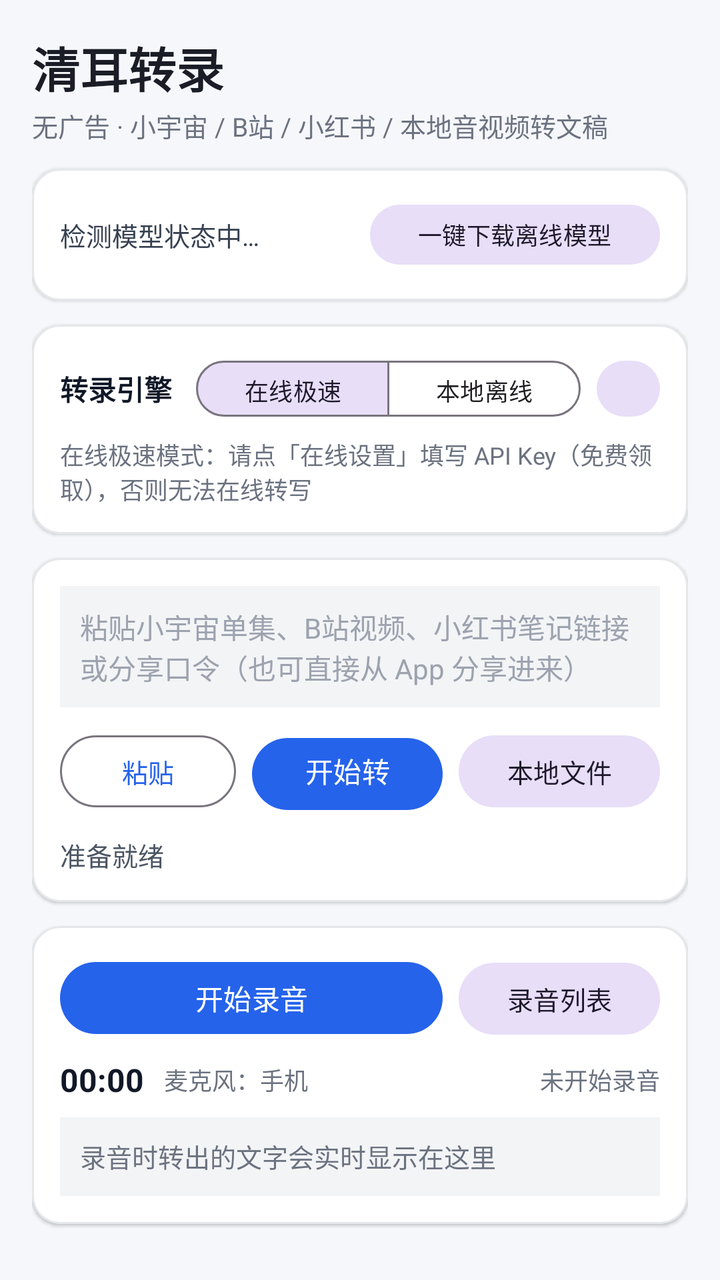
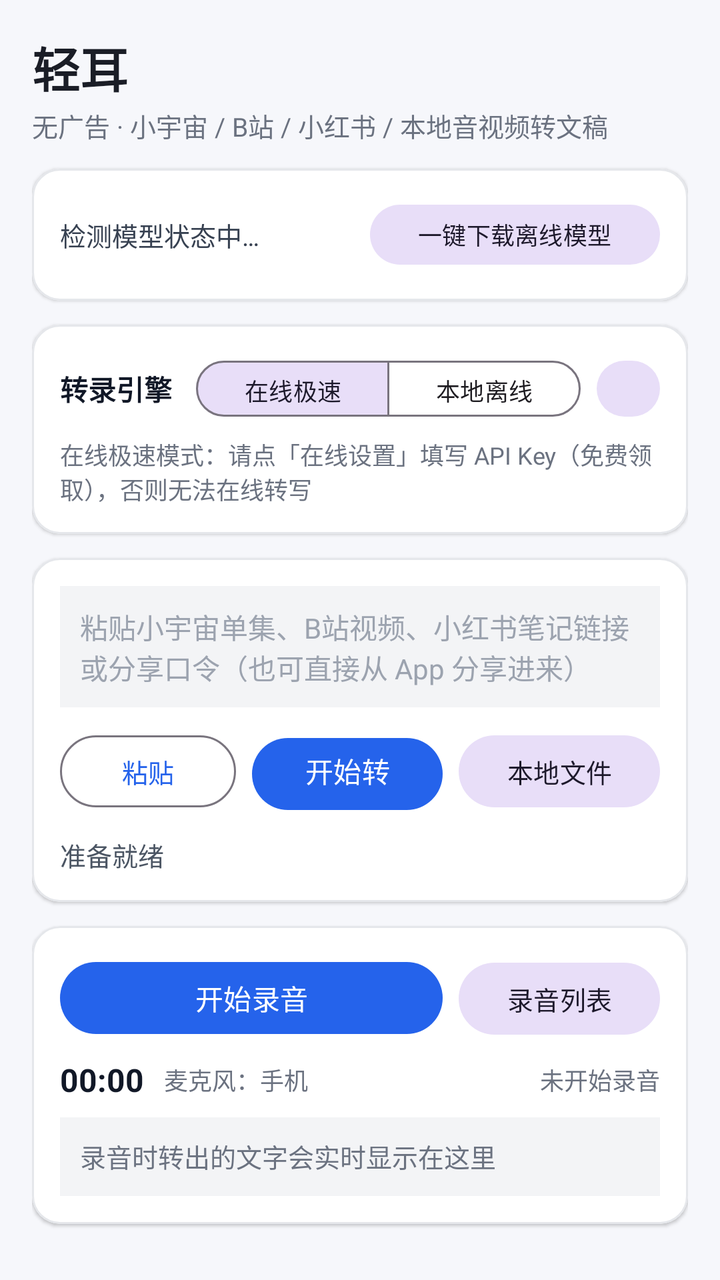

The first picture is an Android layout as it rendered before a commit; the second is the same layout after the commit. The layout source and the unified diff follow.
<!-- AndroidManifest.xml: application theme Theme.QingErTranscriber -->
<!-- res/layout/activity_main.xml -->
<?xml version="1.0" encoding="utf-8"?>
<LinearLayout xmlns:android="http://schemas.android.com/apk/res/android"
    xmlns:app="http://schemas.android.com/apk/res-auto"
    android:layout_width="match_parent"
    android:layout_height="match_parent"
    android:background="#F6F7FB"
    android:orientation="vertical"
    android:padding="16dp">

    <TextView
        android:layout_width="match_parent"
        android:layout_height="wrap_content"
        android:text="清耳转录"
        android:textColor="#1A1D26"
        android:textSize="24sp"
        android:textStyle="bold" />

    <TextView
        android:layout_width="match_parent"
        android:layout_height="wrap_content"
        android:layout_marginTop="2dp"
        android:layout_marginBottom="12dp"
        android:text="无广告 · 小宇宙 / B站 / 小红书 / 本地音视频转文稿"
        android:textColor="#6B7280"
        android:textSize="13sp" />

    
    <com.google.android.material.card.MaterialCardView
        android:layout_width="match_parent"
        android:layout_height="wrap_content"
        android:layout_marginBottom="12dp"
        app:cardBackgroundColor="#FFFFFF"
        app:cardCornerRadius="14dp"
        app:cardElevation="1dp"
        app:strokeColor="#E5E7EB"
        app:strokeWidth="1dp">

        <LinearLayout
            android:layout_width="match_parent"
            android:layout_height="wrap_content"
            android:orientation="vertical"
            android:padding="14dp">

            <LinearLayout
                android:layout_width="match_parent"
                android:layout_height="wrap_content"
                android:gravity="center_vertical"
                android:orientation="horizontal">

                <TextView
                    android:id="@+id/tvModelStatus"
                    android:layout_width="0dp"
                    android:layout_height="wrap_content"
                    android:layout_weight="1"
                    android:text="检测模型状态中…"
                    android:textColor="#374151"
                    android:textSize="13sp" />

                <com.google.android.material.button.MaterialButton
                    android:id="@+id/btnDownloadModel"
                    style="@style/Widget.Material3.Button.TonalButton"
                    android:layout_width="wrap_content"
                    android:layout_height="38dp"
                    android:layout_marginStart="8dp"
                    android:text="一键下载离线模型"
                    android:textSize="12sp" />
            </LinearLayout>

            <ProgressBar
                android:id="@+id/pbModel"
                style="?android:attr/progressBarStyleHorizontal"
                android:layout_width="match_parent"
                android:layout_height="6dp"
                android:layout_marginTop="8dp"
                android:max="100"
                android:visibility="gone" />
        </LinearLayout>
    </com.google.android.material.card.MaterialCardView>

    
    <com.google.android.material.card.MaterialCardView
        android:layout_width="match_parent"
        android:layout_height="wrap_content"
        android:layout_marginBottom="12dp"
        app:cardBackgroundColor="#FFFFFF"
        app:cardCornerRadius="14dp"
        app:cardElevation="1dp"
        app:strokeColor="#E5E7EB"
        app:strokeWidth="1dp">

        <LinearLayout
            android:layout_width="match_parent"
            android:layout_height="wrap_content"
            android:orientation="vertical"
            android:padding="14dp">

            <LinearLayout
                android:layout_width="match_parent"
                android:layout_height="wrap_content"
                android:gravity="center_vertical"
                android:orientation="horizontal">

                <TextView
                    android:layout_width="wrap_content"
                    android:layout_height="wrap_content"
                    android:text="转录引擎"
                    android:textColor="#111827"
                    android:textSize="14sp"
                    android:textStyle="bold" />

                <com.google.android.material.button.MaterialButtonToggleGroup
                    android:id="@+id/toggleEngine"
                    android:layout_width="wrap_content"
                    android:layout_height="wrap_content"
                    android:layout_marginStart="12dp"
                    app:checkedButton="@id/btnModeOnline"
                    app:selectionRequired="true"
                    app:singleSelection="true">

                    <com.google.android.material.button.MaterialButton
                        android:id="@+id/btnModeOnline"
                        style="@style/Widget.Material3.Button.OutlinedButton"
                        android:layout_width="wrap_content"
                        android:layout_height="36dp"
                        android:text="在线极速"
                        android:textSize="12sp" />

                    <com.google.android.material.button.MaterialButton
                        android:id="@+id/btnModeOffline"
                        style="@style/Widget.Material3.Button.OutlinedButton"
                        android:layout_width="wrap_content"
                        android:layout_height="36dp"
                        android:text="本地离线"
                        android:textSize="12sp" />
                </com.google.android.material.button.MaterialButtonToggleGroup>

                <com.google.android.material.button.MaterialButton
                    android:id="@+id/btnOnlineSettings"
                    style="@style/Widget.Material3.Button.TonalButton"
                    android:layout_width="wrap_content"
                    android:layout_height="36dp"
                    android:layout_marginStart="8dp"
                    android:text="在线设置"
                    android:textSize="12sp" />
            </LinearLayout>

            <TextView
                android:id="@+id/tvEngineHint"
                android:layout_width="match_parent"
                android:layout_height="wrap_content"
                android:layout_marginTop="6dp"
                android:text="在线极速模式：请点「在线设置」填写 API Key（免费领取），否则无法在线转写"
                android:textColor="#6B7280"
                android:textSize="12sp" />
        </LinearLayout>
    </com.google.android.material.card.MaterialCardView>

    
    <com.google.android.material.card.MaterialCardView
        android:layout_width="match_parent"
        android:layout_height="wrap_content"
        android:layout_marginBottom="12dp"
        app:cardBackgroundColor="#FFFFFF"
        app:cardCornerRadius="14dp"
        app:cardElevation="1dp"
        app:strokeColor="#E5E7EB"
        app:strokeWidth="1dp">

        <LinearLayout
            android:layout_width="match_parent"
            android:layout_height="wrap_content"
            android:orientation="vertical"
            android:padding="14dp">

            <EditText
                android:id="@+id/etUrl"
                android:layout_width="match_parent"
                android:layout_height="wrap_content"
                android:background="#F3F4F6"
                android:gravity="top|start"
                android:hint="粘贴小宇宙单集、B站视频、小红书笔记链接或分享口令（也可直接从 App 分享进来）"
                android:inputType="textMultiLine|textUri"
                android:minLines="2"
                android:maxLines="4"
                android:padding="10dp"
                android:textColor="#111827"
                android:textColorHint="#9CA3AF"
                android:textSize="14sp" />

            <LinearLayout
                android:layout_width="match_parent"
                android:layout_height="wrap_content"
                android:layout_marginTop="10dp"
                android:orientation="horizontal">

                <com.google.android.material.button.MaterialButton
                    android:id="@+id/btnPaste"
                    style="@style/Widget.Material3.Button.OutlinedButton"
                    android:layout_width="wrap_content"
                    android:layout_height="44dp"
                    android:text="粘贴"
                    android:textSize="13sp" />

                <com.google.android.material.button.MaterialButton
                    android:id="@+id/btnStartUrl"
                    android:layout_width="0dp"
                    android:layout_height="44dp"
                    android:layout_marginStart="8dp"
                    android:layout_weight="1"
                    android:text="开始转录链接"
                    android:textSize="14sp" />

                <com.google.android.material.button.MaterialButton
                    android:id="@+id/btnPickFile"
                    style="@style/Widget.Material3.Button.TonalButton"
                    android:layout_width="wrap_content"
                    android:layout_height="44dp"
                    android:layout_marginStart="8dp"
                    android:text="本地文件"
                    android:textSize="13sp" />
            </LinearLayout>

            <LinearLayout
                android:layout_width="match_parent"
                android:layout_height="wrap_content"
                android:layout_marginTop="10dp"
                android:gravity="center_vertical"
                android:orientation="horizontal">

                <TextView
                    android:id="@+id/tvTaskStatus"
                    android:layout_width="0dp"
                    android:layout_height="wrap_content"
                    android:layout_weight="1"
                    android:text="准备就绪"
                    android:textColor="#4B5563"
                    android:textSize="13sp" />

                <com.google.android.material.button.MaterialButton
                    android:id="@+id/btnStop"
                    style="@style/Widget.Material3.Button.OutlinedButton"
                    android:layout_width="wrap_content"
                    android:layout_height="36dp"
                    android:text="停止"
                    android:textColor="#DC2626"
                    android:textSize="12sp"
                    android:visibility="gone" />
            </LinearLayout>

            <ProgressBar
                android:id="@+id/pbTask"
                style="?android:attr/progressBarStyleHorizontal"
                android:layout_width="match_parent"
                android:layout_height="6dp"
                android:layout_marginTop="6dp"
                android:max="100"
                android:visibility="gone" />
        </LinearLayout>
    </com.google.android.material.card.MaterialCardView>

    
    <com.google.android.material.card.MaterialCardView
        android:layout_width="match_parent"
        android:layout_height="wrap_content"
        android:layout_marginBottom="12dp"
        app:cardBackgroundColor="#FFFFFF"
        app:cardCornerRadius="14dp"
        app:cardElevation="1dp"
        app:strokeColor="#E5E7EB"
        app:strokeWidth="1dp">

        <LinearLayout
            android:layout_width="match_parent"
            android:layout_height="wrap_content"
            android:orientation="vertical"
            android:padding="14dp">

            <LinearLayout
                android:layout_width="match_parent"
                android:layout_height="wrap_content"
                android:orientation="horizontal">

                <com.google.android.material.button.MaterialButton
                    android:id="@+id/btnRecord"
                    android:layout_width="0dp"
                    android:layout_height="44dp"
                    android:layout_weight="1"
                    android:text="开始录音"
                    android:textSize="14sp" />

                <com.google.android.material.button.MaterialButton
                    android:id="@+id/btnPauseResume"
                    style="@style/Widget.Material3.Button.OutlinedButton"
                    android:layout_width="wrap_content"
                    android:layout_height="44dp"
                    android:layout_marginStart="8dp"
                    android:text="暂停"
                    android:textSize="13sp"
                    android:visibility="gone" />

                <com.google.android.material.button.MaterialButton
                    android:id="@+id/btnRecordings"
                    style="@style/Widget.Material3.Button.TonalButton"
                    android:layout_width="wrap_content"
                    android:layout_height="44dp"
                    android:layout_marginStart="8dp"
                    android:text="录音列表"
                    android:textSize="13sp" />
            </LinearLayout>

            <LinearLayout
                android:layout_width="match_parent"
                android:layout_height="wrap_content"
                android:layout_marginTop="8dp"
                android:gravity="center_vertical"
                android:orientation="horizontal">

                <TextView
                    android:id="@+id/tvRecordTimer"
                    android:layout_width="wrap_content"
                    android:layout_height="wrap_content"
                    android:text="00:00"
                    android:textColor="#111827"
                    android:textSize="16sp"
                    android:textStyle="bold" />

                <TextView
                    android:id="@+id/tvMicSource"
                    android:layout_width="wrap_content"
                    android:layout_height="wrap_content"
                    android:layout_marginStart="10dp"
                    android:text="麦克风：手机"
                    android:textColor="#6B7280"
                    android:textSize="12sp" />

                <TextView
                    android:id="@+id/tvRecordStatus"
                    android:layout_width="0dp"
                    android:layout_height="wrap_content"
                    android:layout_marginStart="8dp"
                    android:layout_weight="1"
                    android:gravity="end"
                    android:text="未开始录音"
                    android:textColor="#6B7280"
                    android:textSize="12sp" />
            </LinearLayout>

            <ScrollView
                android:id="@+id/svLiveTranscript"
                android:layout_width="match_parent"
                android:layout_height="100dp"
                android:layout_marginTop="8dp"
                android:background="#F3F4F6">

                <TextView
                    android:id="@+id/tvLiveTranscript"
                    android:layout_width="match_parent"
                    android:layout_height="wrap_content"
                    android:padding="10dp"
                    android:text="录音时转出的文字会实时显示在这里"
                    android:textColor="#6B7280"
                    android:textIsSelectable="true"
                    android:textSize="13sp" />
            </ScrollView>

            <LinearLayout
                android:layout_width="match_parent"
                android:layout_height="wrap_content"
                android:layout_marginTop="8dp"
                android:gravity="center_vertical"
                android:orientation="horizontal">

                <com.google.android.material.button.MaterialButton
                    android:id="@+id/btnMarkHighlight"
                    style="@style/Widget.Material3.Button.TonalButton"
                    android:layout_width="wrap_content"
                    android:layout_height="36dp"
                    android:text="标记重点"
                    android:textSize="12sp"
                    android:visibility="gone" />

                <com.google.android.material.button.MaterialButton
                    android:id="@+id/btnTodaySummary"
                    style="@style/Widget.Material3.Button.TextButton"
                    android:layout_width="wrap_content"
                    android:layout_height="36dp"
                    android:layout_marginStart="4dp"
                    android:text="今日总结"
                    android:textSize="12sp" />
            </LinearLayout>

            <CheckBox
                android:id="@+id/cbDeleteAudio"
                android:layout_width="match_parent"
                android:layout_height="wrap_content"
                android:layout_marginTop="2dp"
                android:text="转写后删除原录音（只留文字）"
                android:textColor="#6B7280"
                android:textSize="12sp" />
        </LinearLayout>
    </com.google.android.material.card.MaterialCardView>

    
    <com.google.android.material.card.MaterialCardView
        android:layout_width="match_parent"
        android:layout_height="0dp"
        android:layout_weight="1"
        app:cardBackgroundColor="#FFFFFF"
        app:cardCornerRadius="14dp"
        app:cardElevation="1dp"
        app:strokeColor="#E5E7EB"
        app:strokeWidth="1dp">

        <LinearLayout
            android:layout_width="match_parent"
            android:layout_height="match_parent"
            android:orientation="vertical"
            android:padding="14dp">

            <LinearLayout
                android:layout_width="match_parent"
                android:layout_height="wrap_content"
                android:gravity="center_vertical"
                android:orientation="horizontal">

                <TextView
                    android:layout_width="0dp"
                    android:layout_height="wrap_content"
                    android:layout_weight="1"
                    android:text="转写文稿"
                    android:textColor="#111827"
                    android:textSize="15sp"
                    android:textStyle="bold" />

                <com.google.android.material.button.MaterialButton
                    android:id="@+id/btnHistory"
                    style="@style/Widget.Material3.Button.TextButton"
                    android:layout_width="wrap_content"
                    android:layout_height="36dp"
                    android:text="历史记录"
                    android:textSize="12sp" />

                <com.google.android.material.button.MaterialButton
                    android:id="@+id/btnCopy"
                    style="@style/Widget.Material3.Button.TextButton"
                    android:layout_width="wrap_content"
                    android:layout_height="36dp"
                    android:text="复制全文"
                    android:textSize="12sp" />

                <com.google.android.material.button.MaterialButton
                    android:id="@+id/btnShare"
                    style="@style/Widget.Material3.Button.TextButton"
                    android:layout_width="wrap_content"
                    android:layout_height="36dp"
                    android:text="导出分享"
                    android:textSize="12sp" />
            </LinearLayout>

            <ScrollView
                android:layout_width="match_parent"
                android:layout_height="0dp"
                android:layout_marginTop="8dp"
                android:layout_weight="1">

                <TextView
                    android:id="@+id/tvTranscript"
                    android:layout_width="match_parent"
                    android:layout_height="wrap_content"
                    android:lineSpacingExtra="5dp"
                    android:text="转写结果会实时显示在这里，并自动保存为 Markdown 文稿。\n\n小提示：\n1. 在小宇宙、B 站或小红书点击「分享 → 复制链接」，直接粘贴到上方即可。\n2. 也可以在分享菜单里直接选择「清耳转录」。\n3. 转写长播客时可以锁屏后台运行，建议在小米设置中将本应用省电策略设为「无限制」。\n4. 在线极速模式（Groq 免费接口，每天 8 小时）速度比本地离线快很多，断网时可一键切回本地离线。"
                    android:textColor="#374151"
                    android:textIsSelectable="true"
                    android:textSize="14sp" />
            </ScrollView>
        </LinearLayout>
    </com.google.android.material.card.MaterialCardView>
</LinearLayout>
<!-- resources referenced by this layout -->
<resources>
  <style name="Theme.QingErTranscriber" parent="Theme.Material3.Light.NoActionBar">
          <item name="colorPrimary">#2563EB</item>
          <item name="colorOnPrimary">#FFFFFF</item>
          <item name="android:statusBarColor">#F6F7FB</item>
          <item name="android:windowLightStatusBar">true</item>
      </style>
</resources>

<!-- the commit's change to res/layout/activity_main.xml (unified diff, before → after) -->
@@ -10,7 +10,7 @@
     <TextView
         android:layout_width="match_parent"
         android:layout_height="wrap_content"
-        android:text="清耳转录"
+        android:text="轻耳"
         android:textColor="#1A1D26"
         android:textSize="24sp"
         android:textStyle="bold" />
@@ -468,7 +468,7 @@
                     android:layout_width="match_parent"
                     android:layout_height="wrap_content"
                     android:lineSpacingExtra="5dp"
-                    android:text="转写结果会实时显示在这里，并自动保存为 Markdown 文稿。\n\n小提示：\n1. 在小宇宙、B 站或小红书点击「分享 → 复制链接」，直接粘贴到上方即可。\n2. 也可以在分享菜单里直接选择「清耳转录」。\n3. 转写长播客时可以锁屏后台运行，建议在小米设置中将本应用省电策略设为「无限制」。\n4. 在线极速模式（Groq 免费接口，每天 8 小时）速度比本地离线快很多，断网时可一键切回本地离线。"
+                    android:text="转写结果会实时显示在这里，并自动保存为 Markdown 文稿。\n\n小提示：\n1. 在小宇宙、B 站或小红书点击「分享 → 复制链接」，直接粘贴到上方即可。\n2. 也可以在分享菜单里直接选择「轻耳」。\n3. 转写长播客时可以锁屏后台运行，建议在小米设置中将本应用省电策略设为「无限制」。\n4. 在线极速模式（Groq 免费接口，每天 8 小时）速度比本地离线快很多，断网时可一键切回本地离线。"
                     android:textColor="#374151"
                     android:textIsSelectable="true"
                     android:textSize="14sp" />
